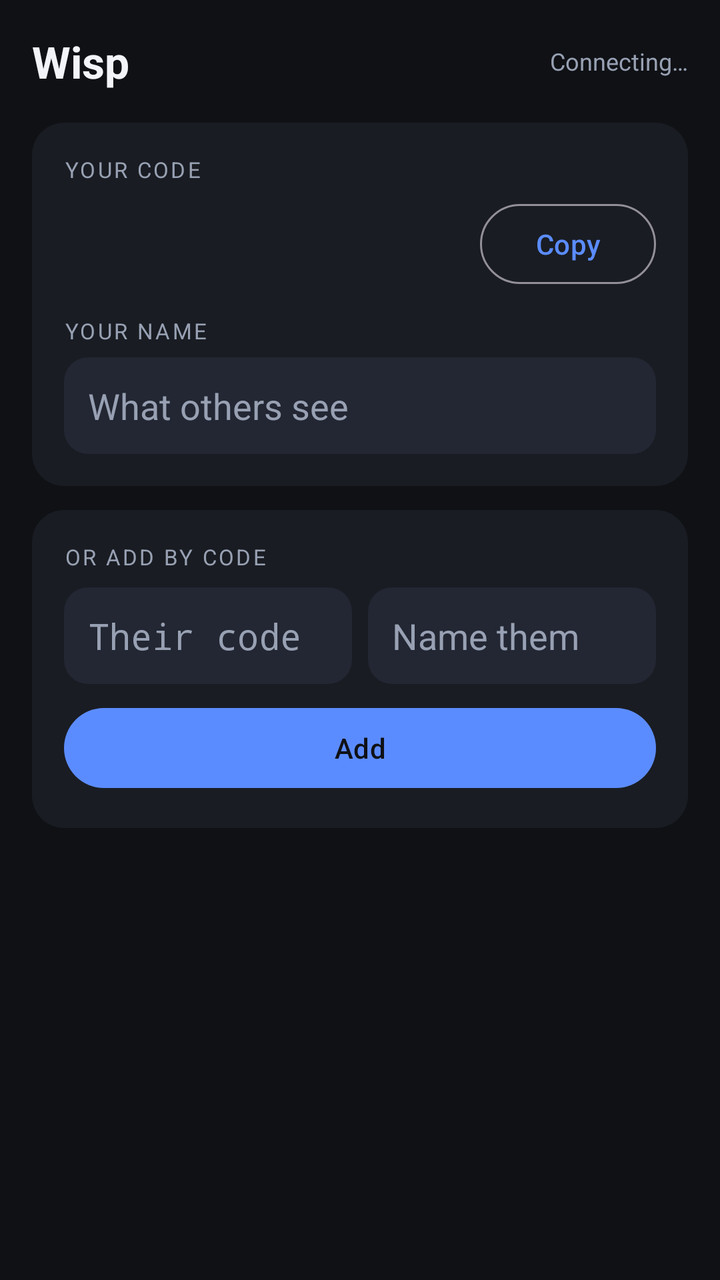
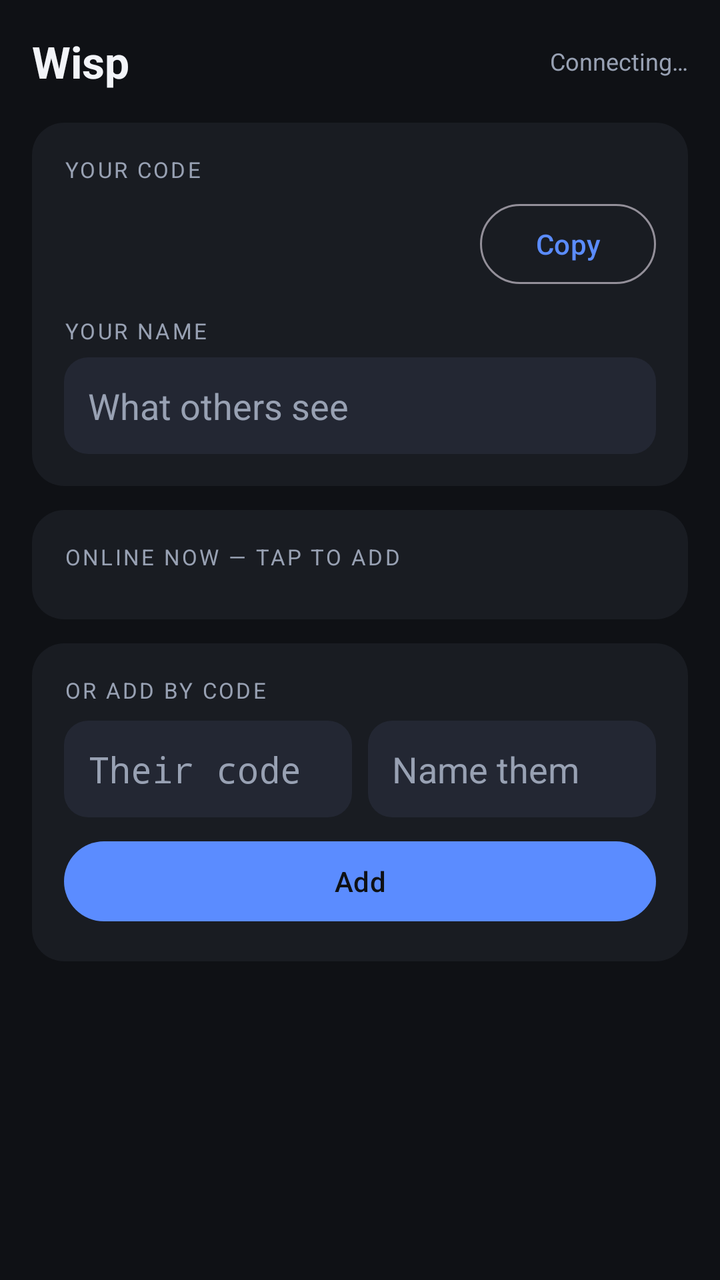

Screens rendered from an Android XML layout before and after an edit, with the pre-edit source and the edit as a unified diff.
<!-- AndroidManifest.xml: application theme Theme.Wisp -->
<!-- res/layout/activity_main.xml -->
<?xml version="1.0" encoding="utf-8"?>
<LinearLayout xmlns:android="http://schemas.android.com/apk/res/android"
    android:layout_width="match_parent"
    android:layout_height="match_parent"
    android:orientation="vertical"
    android:background="@color/wisp_bg"
    android:fitsSystemWindows="true"
    android:padding="16dp">

    <LinearLayout
        android:layout_width="match_parent"
        android:layout_height="wrap_content"
        android:orientation="horizontal"
        android:gravity="center_vertical">

        <TextView
            android:layout_width="0dp"
            android:layout_height="wrap_content"
            android:layout_weight="1"
            android:text="@string/app_name"
            android:textColor="@color/wisp_text"
            android:textSize="22sp"
            android:textStyle="bold" />

        <TextView
            android:id="@+id/connectionStatus"
            android:layout_width="wrap_content"
            android:layout_height="wrap_content"
            android:text="@string/status_connecting"
            android:textColor="@color/wisp_text_dim"
            android:textSize="12sp" />
    </LinearLayout>

    <LinearLayout
        android:layout_width="match_parent"
        android:layout_height="wrap_content"
        android:layout_marginTop="16dp"
        android:background="@drawable/bg_card"
        android:orientation="vertical"
        android:padding="16dp">

        <TextView
            android:layout_width="wrap_content"
            android:layout_height="wrap_content"
            android:text="@string/my_code_label"
            android:textAllCaps="true"
            android:textColor="@color/wisp_text_dim"
            android:textSize="11sp"
            android:letterSpacing="0.1" />

        <LinearLayout
            android:layout_width="match_parent"
            android:layout_height="wrap_content"
            android:layout_marginTop="6dp"
            android:gravity="center_vertical"
            android:orientation="horizontal">

            <TextView
                android:id="@+id/myCode"
                android:layout_width="0dp"
                android:layout_height="wrap_content"
                android:layout_weight="1"
                android:fontFamily="monospace"
                android:letterSpacing="0.18"
                android:textColor="@color/wisp_text"
                android:textSize="28sp"
                android:textStyle="bold" />

            <Button
                android:id="@+id/copyCode"
                style="?attr/materialButtonOutlinedStyle"
                android:layout_width="wrap_content"
                android:layout_height="wrap_content"
                android:text="@string/copy" />
        </LinearLayout>

        <TextView
            android:layout_width="wrap_content"
            android:layout_height="wrap_content"
            android:layout_marginTop="12dp"
            android:text="@string/my_name_label"
            android:textAllCaps="true"
            android:textColor="@color/wisp_text_dim"
            android:textSize="11sp"
            android:letterSpacing="0.1" />

        <EditText
            android:id="@+id/myName"
            android:layout_width="match_parent"
            android:layout_height="wrap_content"
            android:layout_marginTop="6dp"
            android:background="@drawable/bg_field"
            android:hint="@string/my_name_hint"
            android:imeOptions="actionDone"
            android:importantForAutofill="no"
            android:inputType="textPersonName|textCapWords"
            android:maxLength="24"
            android:maxLines="1"
            android:padding="12dp"
            android:textColor="@color/wisp_text"
            android:textColorHint="@color/wisp_text_dim" />
    </LinearLayout>

    <LinearLayout
        android:id="@+id/discoveredCard"
        android:layout_width="match_parent"
        android:layout_height="wrap_content"
        android:layout_marginTop="12dp"
        android:background="@drawable/bg_card"
        android:orientation="vertical"
        android:padding="16dp"
        android:visibility="gone">

        <TextView
            android:layout_width="wrap_content"
            android:layout_height="wrap_content"
            android:text="@string/online_now"
            android:textAllCaps="true"
            android:textColor="@color/wisp_text_dim"
            android:textSize="11sp"
            android:letterSpacing="0.1" />

        <androidx.recyclerview.widget.RecyclerView
            android:id="@+id/discovered"
            android:layout_width="match_parent"
            android:layout_height="wrap_content"
            android:layout_marginTop="8dp"
            android:nestedScrollingEnabled="false" />
    </LinearLayout>

    <LinearLayout
        android:layout_width="match_parent"
        android:layout_height="wrap_content"
        android:layout_marginTop="12dp"
        android:background="@drawable/bg_card"
        android:orientation="vertical"
        android:padding="16dp">

        <TextView
            android:layout_width="wrap_content"
            android:layout_height="wrap_content"
            android:text="@string/add_by_code_label"
            android:textAllCaps="true"
            android:textColor="@color/wisp_text_dim"
            android:textSize="11sp"
            android:letterSpacing="0.1" />

        <LinearLayout
            android:layout_width="match_parent"
            android:layout_height="wrap_content"
            android:layout_marginTop="8dp"
            android:orientation="horizontal"
            android:baselineAligned="false">

            <EditText
                android:id="@+id/addCode"
                android:layout_width="0dp"
                android:layout_height="wrap_content"
                android:layout_weight="1"
                android:background="@drawable/bg_field"
                android:fontFamily="monospace"
                android:hint="@string/add_hint_code"
                android:importantForAutofill="no"
                android:inputType="textCapCharacters|textNoSuggestions"
                android:maxLength="12"
                android:padding="12dp"
                android:textColor="@color/wisp_text"
                android:textColorHint="@color/wisp_text_dim" />

            <EditText
                android:id="@+id/addName"
                android:layout_width="0dp"
                android:layout_height="wrap_content"
                android:layout_marginStart="8dp"
                android:layout_weight="1"
                android:background="@drawable/bg_field"
                android:hint="@string/add_hint_name"
                android:importantForAutofill="no"
                android:inputType="textPersonName|textCapWords"
                android:maxLength="24"
                android:padding="12dp"
                android:textColor="@color/wisp_text"
                android:textColorHint="@color/wisp_text_dim" />
        </LinearLayout>

        <Button
            android:id="@+id/addButton"
            android:layout_width="match_parent"
            android:layout_height="wrap_content"
            android:layout_marginTop="8dp"
            android:text="@string/add" />
    </LinearLayout>

    <FrameLayout
        android:layout_width="match_parent"
        android:layout_height="0dp"
        android:layout_marginTop="12dp"
        android:layout_weight="1">

        <androidx.recyclerview.widget.RecyclerView
            android:id="@+id/contacts"
            android:layout_width="match_parent"
            android:layout_height="match_parent"
            android:clipToPadding="false"
            android:paddingBottom="12dp" />

        <TextView
            android:id="@+id/emptyHint"
            android:layout_width="match_parent"
            android:layout_height="wrap_content"
            android:layout_gravity="center"
            android:gravity="center"
            android:padding="24dp"
            android:text="@string/empty_hint"
            android:textColor="@color/wisp_text_dim"
            android:visibility="gone" />
    </FrameLayout>
</LinearLayout>
<!-- resources referenced by this layout -->
<resources>
  <color name="wisp_bg">#0F1115</color>
  <color name="wisp_text">#F2F4F8</color>
  <color name="wisp_text_dim">#98A1B3</color>
  <!-- drawable bg_card (drawable) -->
  <shape xmlns:android="http://schemas.android.com/apk/res/android" android:shape="rectangle">
      <solid android:color="@color/wisp_surface" />
      <corners android:radius="16dp" />
  </shape>
  <!-- drawable bg_field (drawable) -->
  <shape xmlns:android="http://schemas.android.com/apk/res/android" android:shape="rectangle">
      <solid android:color="@color/wisp_surface_alt" />
      <corners android:radius="12dp" />
  </shape>
  <string name="add">Add</string>
  <string name="add_by_code_label">Or add by code</string>
  <string name="add_hint_code">Their code</string>
  <string name="add_hint_name">Name them</string>
  <string name="app_name">Wisp</string>
  <string name="copy">Copy</string>
  <string name="empty_hint">No contacts yet. Ask someone for their code, add it above, and have them add yours.</string>
  <string name="my_code_label">Your code</string>
  <string name="my_name_hint">What others see</string>
  <string name="my_name_label">Your name</string>
  <string name="online_now">Online now — tap to add</string>
  <string name="status_connecting">Connecting…</string>
  <style name="Theme.Wisp" parent="Theme.Material3.Dark.NoActionBar">
          <item name="android:statusBarColor">@color/wisp_bg</item>
          <item name="android:navigationBarColor">@color/wisp_bg</item>
          <item name="android:windowBackground">@color/wisp_bg</item>
          <item name="colorPrimary">@color/wisp_accent</item>
          <item name="colorOnPrimary">@color/wisp_bg</item>
          <item name="colorSurface">@color/wisp_surface</item>
          <item name="colorOnSurface">@color/wisp_text</item>
      </style>
  <color name="wisp_surface">#191C22</color>
  <color name="wisp_surface_alt">#232733</color>
  <color name="wisp_accent">#5B8CFF</color>
</resources>

<!-- the commit's change to res/layout/activity_main.xml (unified diff, before → after) -->
@@ -108,8 +108,7 @@
         android:layout_marginTop="12dp"
         android:background="@drawable/bg_card"
         android:orientation="vertical"
-        android:padding="16dp"
-        android:visibility="gone">
+        android:padding="16dp">
 
         <TextView
             android:layout_width="wrap_content"
@@ -126,6 +125,16 @@
             android:layout_height="wrap_content"
             android:layout_marginTop="8dp"
             android:nestedScrollingEnabled="false" />
+
+        <TextView
+            android:id="@+id/discoveredEmpty"
+            android:layout_width="match_parent"
+            android:layout_height="wrap_content"
+            android:layout_marginTop="8dp"
+            android:text="@string/nobody_online"
+            android:textColor="@color/wisp_text_dim"
+            android:textSize="13sp"
+            android:visibility="gone" />
     </LinearLayout>
 
     <LinearLayout
<!-- resource entries referenced after the edit -->
@@ -23,6 +23,7 @@
   <string name="my_code_label">Your code</string>
   <string name="my_name_hint">What others see</string>
   <string name="my_name_label">Your name</string>
+  <string name="nobody_online">Nobody else is online right now. Open Wisp on the other phone and it will appear here.</string>
   <string name="online_now">Online now — tap to add</string>
   <string name="status_connecting">Connecting…</string>
   <style name="Theme.Wisp" parent="Theme.Material3.Dark.NoActionBar">
